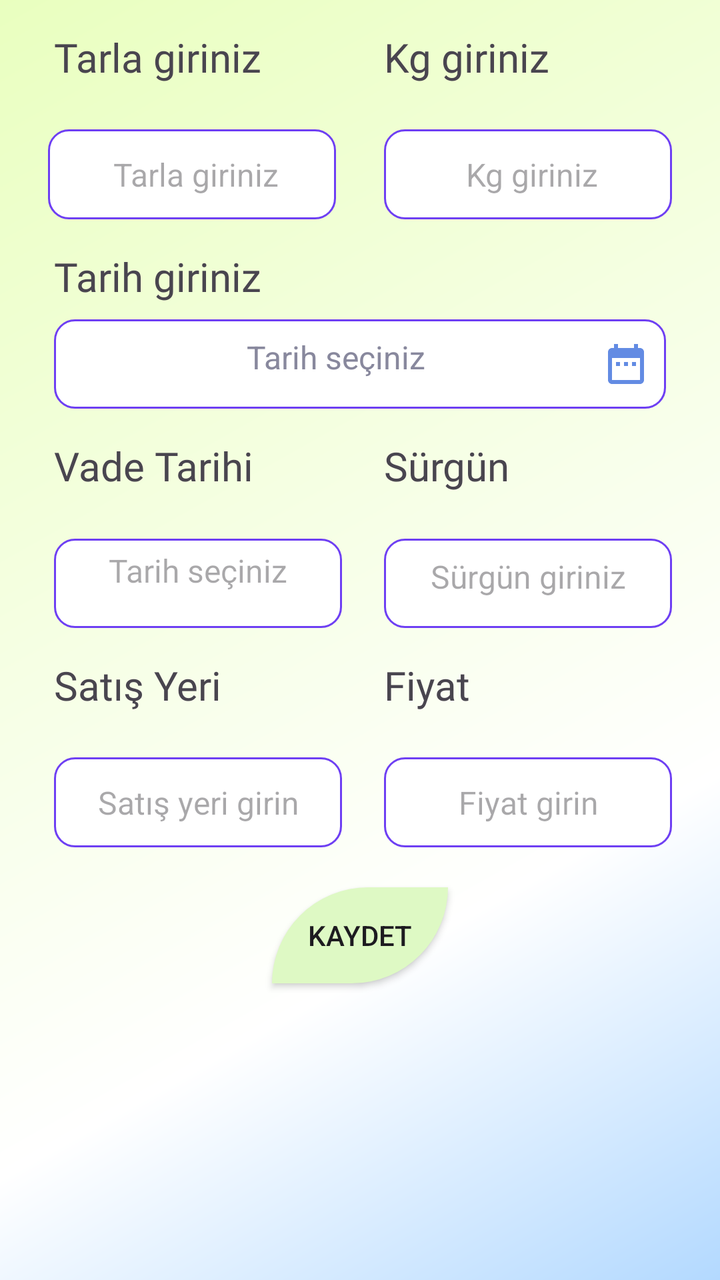
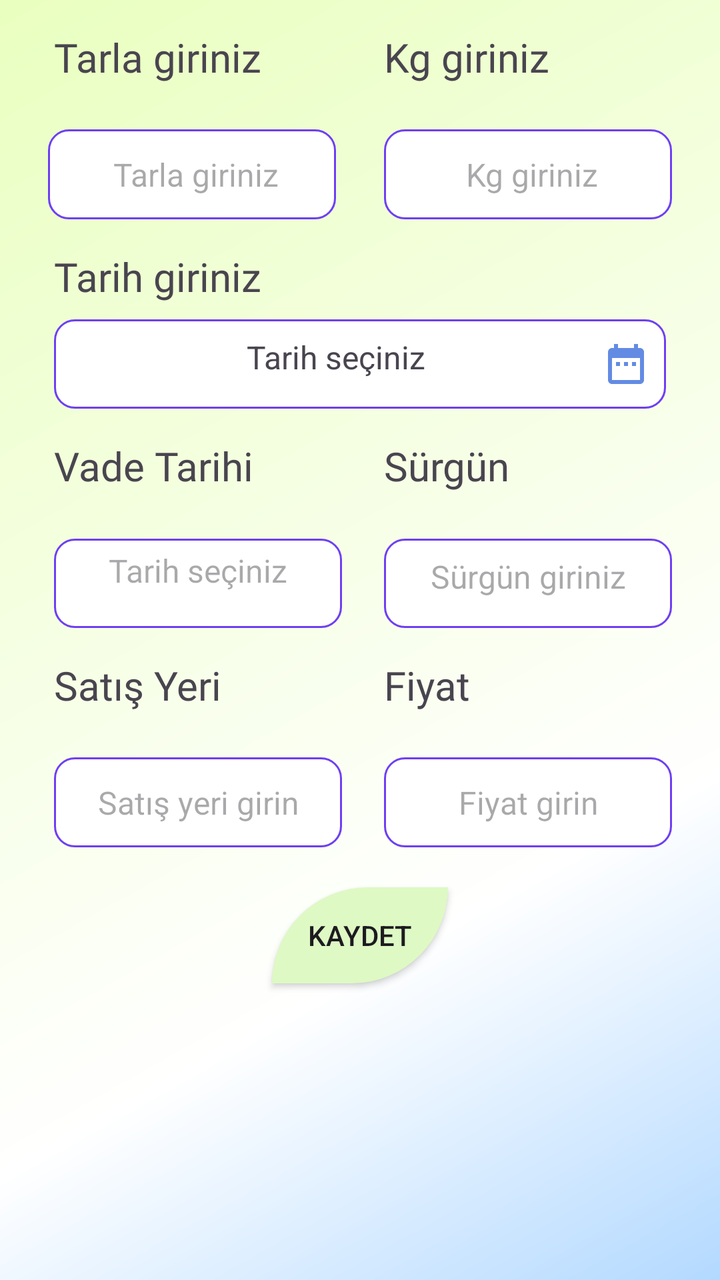

Screens rendered from an Android XML layout before and after an edit, with the pre-edit source and the edit as a unified diff.
<!-- AndroidManifest.xml: application theme Theme.DesignExample -->
<!-- res/layout/fragment_ozel.xml -->
<?xml version="1.0" encoding="utf-8"?>
<androidx.constraintlayout.widget.ConstraintLayout xmlns:android="http://schemas.android.com/apk/res/android"
    xmlns:app="http://schemas.android.com/apk/res-auto"
    xmlns:tools="http://schemas.android.com/tools"
    android:layout_width="match_parent"
    android:layout_height="match_parent"
    android:background="@drawable/card_view_gradient"
    tools:context=".design.new_design">

    <androidx.constraintlayout.widget.ConstraintLayout
        android:id="@+id/constraintLayout"
        android:layout_width="match_parent"
        android:layout_height="0dp"
        app:layout_constraintBottom_toBottomOf="parent"
        app:layout_constraintEnd_toEndOf="parent"
        app:layout_constraintStart_toStartOf="parent"
        app:layout_constraintTop_toTopOf="parent">

        <TextView
            android:id="@+id/TarlaTextView"
            android:layout_width="0dp"
            android:layout_height="0dp"
            android:layout_marginTop="15dp"
            android:fontFamily="@font/plus_jakarta_sans"
            android:text="Tarla giriniz"
            android:textSize="20sp"
            app:layout_constraintHeight_percent="0.07"
            app:layout_constraintStart_toStartOf="@+id/TarihTextView"
            app:layout_constraintTop_toTopOf="parent"
            app:layout_constraintWidth_percent="0.4" />

        <TextView
            android:id="@+id/KgTextView"
            android:layout_width="0dp"
            android:layout_height="0dp"
            android:fontFamily="@font/plus_jakarta_sans"
            android:text="Kg giriniz"
            android:textSize="20sp"
            app:layout_constraintHeight_percent="0.07"
            app:layout_constraintStart_toStartOf="@+id/KgEditText"
            app:layout_constraintTop_toTopOf="@+id/TarlaTextView"
            app:layout_constraintWidth_percent="0.4" />

        <AutoCompleteTextView
            android:id="@+id/TarlaEditText"
            android:layout_width="0dp"
            android:layout_height="0dp"
            android:layout_marginTop="5dp"
            android:background="@drawable/edit_text_custom"
            android:hint=" Tarla giriniz"
            android:textAlignment="center"
            android:textSize="16sp"
            app:layout_constraintEnd_toStartOf="@+id/KgEditText"
            app:layout_constraintHeight_percent="0.07"
            app:layout_constraintHorizontal_bias="0.5"
            app:layout_constraintStart_toStartOf="parent"
            app:layout_constraintTop_toBottomOf="@+id/TarlaTextView"
            app:layout_constraintWidth_percent="0.4" />

        <EditText
            android:id="@+id/KgEditText"
            android:layout_width="0dp"
            android:layout_height="0dp"
            android:layout_marginTop="5dp"
            android:background="@drawable/edit_text_custom"
            android:ems="10"
            android:hint=" Kg giriniz"
            android:inputType="number|numberDecimal"
            android:textAlignment="center"
            android:textSize="16sp"
            app:layout_constraintEnd_toEndOf="parent"
            app:layout_constraintHeight_percent="0.07"
            app:layout_constraintHorizontal_bias="0.5"
            app:layout_constraintStart_toEndOf="@+id/TarlaEditText"
            app:layout_constraintTop_toBottomOf="@+id/KgTextView"
            app:layout_constraintWidth_percent="0.4" />

        <TextView
            android:id="@+id/TarihEditText"
            android:layout_width="0dp"
            android:layout_height="0dp"
            android:layout_marginTop="8dp"
            android:background="@drawable/edit_text_custom"
            android:drawableEnd="@drawable/takvim_icon"
            android:text="Tarih seçiniz"
            android:textColor="@color/gray"
            android:padding="8dp"
            android:textAlignment="center"
            android:textSize="16sp"
            app:layout_constraintEnd_toEndOf="parent"
            app:layout_constraintHeight_percent="0.07"
            app:layout_constraintHorizontal_bias="0.5"
            app:layout_constraintStart_toStartOf="parent"
            app:layout_constraintTop_toBottomOf="@+id/TarihTextView"
            app:layout_constraintWidth_percent="0.85" />

        <TextView
            android:id="@+id/TarihTextView"
            android:layout_width="wrap_content"
            android:layout_height="wrap_content"
            android:layout_marginTop="15dp"
            android:fontFamily="@font/plus_jakarta_sans"
            android:text="Tarih giriniz"
            android:textSize="20sp"
            app:layout_constraintStart_toStartOf="@+id/TarihEditText"
            app:layout_constraintTop_toBottomOf="@+id/TarlaEditText" />

        <TextView
            android:id="@+id/VadeTarihiTextView"
            android:layout_width="0dp"
            android:layout_height="0dp"
            android:layout_marginTop="15dp"
            android:fontFamily="@font/plus_jakarta_sans"
            android:text="Vade Tarihi"
            android:textSize="20sp"
            app:layout_constraintHeight_percent="0.07"
            app:layout_constraintStart_toStartOf="@+id/TarihEditText"
            app:layout_constraintTop_toBottomOf="@+id/TarihEditText"
            app:layout_constraintWidth_percent="0.4" />

        <TextView
            android:id="@+id/VadeTarihiEditOzel"
            android:layout_width="0dp"
            android:layout_height="0dp"
            android:layout_marginTop="5dp"
            android:background="@drawable/edit_text_custom"
            android:fontFamily="@font/plus_jakarta_sans"
            android:hint="Tarih seçiniz"
            android:padding="5dp"
            android:textAlignment="center"
            android:textSize="16sp"
            app:layout_constraintHeight_percent="0.07"
            app:layout_constraintStart_toStartOf="@+id/VadeTarihiTextView"
            app:layout_constraintTop_toBottomOf="@+id/VadeTarihiTextView"
            app:layout_constraintWidth_percent="0.4" />

        <TextView
            android:id="@+id/YılTextView"
            android:layout_width="0dp"
            android:layout_height="0dp"
            android:fontFamily="@font/plus_jakarta_sans"
            android:text="Sürgün"
            android:textSize="20sp"
            app:layout_constraintHeight_percent="0.07"
            app:layout_constraintStart_toStartOf="@+id/KgEditText"
            app:layout_constraintTop_toTopOf="@+id/VadeTarihiTextView"
            app:layout_constraintWidth_percent="0.4" />

        <TextView
            android:id="@+id/SurumEditText"
            android:layout_width="0dp"
            android:layout_height="0dp"
            android:layout_marginTop="5dp"
            android:background="@drawable/edit_text_custom"
            android:ems="10"
            android:hint="Sürgün giriniz"
            android:inputType="text"
            android:padding="8dp"
            android:textAlignment="center"
            android:textSize="16sp"
            app:layout_constraintHeight_percent="0.07"
            app:layout_constraintStart_toStartOf="@+id/YılTextView"
            app:layout_constraintTop_toBottomOf="@+id/YılTextView"
            app:layout_constraintWidth_percent="0.4" />

        <TextView
            android:id="@+id/SatisYeriTextView"
            android:layout_width="0dp"
            android:layout_height="0dp"
            android:layout_marginTop="15dp"
            android:fontFamily="@font/plus_jakarta_sans"
            android:text="Satış Yeri"
            android:textSize="20sp"
            app:layout_constraintHeight_percent="0.07"
            app:layout_constraintStart_toStartOf="@+id/VadeTarihiEditOzel"
            app:layout_constraintTop_toBottomOf="@+id/VadeTarihiEditOzel"
            app:layout_constraintWidth_percent="0.4" />

        <AutoCompleteTextView
            android:id="@+id/OzelSatisYeriEditText"
            android:layout_width="0dp"
            android:layout_height="0dp"
            android:layout_marginTop="5dp"
            android:background="@drawable/edit_text_custom"
            android:hint="Satış yeri girin"
            android:padding="8dp"
            android:textAlignment="center"
            android:textSize="16sp"
            app:layout_constraintHeight_percent="0.07"
            app:layout_constraintStart_toStartOf="@+id/SatisYeriTextView"
            app:layout_constraintTop_toBottomOf="@+id/SatisYeriTextView"
            app:layout_constraintWidth_percent="0.4" />

        <TextView
            android:id="@+id/FiyatTextView"
            android:layout_width="0dp"
            android:layout_height="0dp"
            android:layout_marginTop="15dp"
            android:fontFamily="@font/plus_jakarta_sans"
            android:text="Fiyat"
            android:textSize="20sp"
            app:layout_constraintHeight_percent="0.07"
            app:layout_constraintStart_toStartOf="@+id/SurumEditText"
            app:layout_constraintTop_toBottomOf="@+id/SurumEditText"
            app:layout_constraintWidth_percent="0.4" />

        <EditText
            android:id="@+id/FiyatEdit"
            android:layout_width="0dp"
            android:layout_height="0dp"
            android:layout_marginTop="5dp"
            android:background="@drawable/edit_text_custom"
            android:fontFamily="@font/plus_jakarta_sans"
            android:hint="Fiyat girin"
            android:inputType="number|numberDecimal"
            android:padding="8dp"
            android:textAlignment="center"
            android:textSize="16sp"
            app:layout_constraintHeight_percent="0.07"
            app:layout_constraintStart_toStartOf="@+id/FiyatTextView"
            app:layout_constraintTop_toBottomOf="@+id/FiyatTextView"
            app:layout_constraintWidth_percent="0.4" />

        <androidx.appcompat.widget.AppCompatButton
            android:id="@+id/KaydetOzelButton"
            android:layout_width="wrap_content"
            android:layout_height="wrap_content"
            android:layout_marginTop="20dp"
            android:text="Kaydet"
            android:background="@drawable/custom_button_design"
            app:layout_constraintEnd_toEndOf="parent"
            app:layout_constraintHorizontal_bias="0.5"
            app:layout_constraintStart_toStartOf="parent"
            app:layout_constraintTop_toBottomOf="@+id/OzelSatisYeriEditText" />
    </androidx.constraintlayout.widget.ConstraintLayout>
</androidx.constraintlayout.widget.ConstraintLayout>
<!-- resources referenced by this layout -->
<resources>
  <color name="gray">#88889D</color>
  <!-- drawable card_view_gradient (drawable) -->
  <?xml version="1.0" encoding="utf-8"?>
  <shape xmlns:android="http://schemas.android.com/apk/res/android"
      android:shape="rectangle">
  
      <gradient
          android:startColor="#B3D9FF"
          android:centerColor="#FFFFFF"
          android:endColor="#E9FFBF"
          android:gradientRadius="0dp"
          android:angle="135"
          android:type="linear"
          android:centerX="0.5"
          android:centerY="0.3" />
  
  
  
  
  </shape>
  <!-- drawable custom_button_design (drawable) -->
  <?xml version="1.0" encoding="utf-8"?>
  <shape xmlns:android="http://schemas.android.com/apk/res/android"
          android:shape="rectangle">
  
      <solid android:color="#DEF9C4"/>
      <corners android:topLeftRadius="100dp" android:bottomRightRadius="100dp"/>
  
  </shape>
  <!-- drawable edit_text_custom (drawable) -->
  <?xml version="1.0" encoding="utf-8"?>
  <selector xmlns:android="http://schemas.android.com/apk/res/android">
  
      
      <item android:state_enabled="true" android:state_focused="true">
          <shape android:shape="rectangle">
              <solid android:color="@android:color/white" />
              <corners android:radius="12dp" />
              <stroke android:width="2dp" android:color="#EDF1F3" />
          </shape>
  
      </item>
  
      
      <item android:state_enabled="true">
          <shape android:shape="rectangle">
              <solid android:color="@android:color/white" />
              <corners android:radius="10dp" />
              <stroke android:width="1dp" android:color="#6E3FF3" />
          </shape>
      </item>
  
  
  </selector>
  <!-- drawable takvim_icon (drawable) -->
  <vector xmlns:android="http://schemas.android.com/apk/res/android" android:height="24dp" android:tint="#638BE3" android:viewportHeight="24" android:viewportWidth="24" android:width="24dp">
        
      <path android:fillColor="@android:color/white" android:pathData="M9,11L7,11v2h2v-2zM13,11h-2v2h2v-2zM17,11h-2v2h2v-2zM19,4h-1L18,2h-2v2L8,4L8,2L6,2v2L5,4c-1.11,0 -1.99,0.9 -1.99,2L3,20c0,1.1 0.89,2 2,2h14c1.1,0 2,-0.9 2,-2L21,6c0,-1.1 -0.9,-2 -2,-2zM19,20L5,20L5,9h14v11z"/>
      
  </vector>
  <style name="Theme.DesignExample" parent="Base.Theme.DesignExample" />
  <style name="Base.Theme.DesignExample" parent="Theme.Material3.DayNight.NoActionBar">
          
          
          <item name="android:statusBarColor">@color/black</item>
      </style>
  <color name="black">#FF000000</color>
</resources>

<!-- the commit's change to res/layout/fragment_ozel.xml (unified diff, before → after) -->
@@ -83,7 +83,6 @@
             android:background="@drawable/edit_text_custom"
             android:drawableEnd="@drawable/takvim_icon"
             android:text="Tarih seçiniz"
-            android:textColor="@color/gray"
             android:padding="8dp"
             android:textAlignment="center"
             android:textSize="16sp"
<!-- resource entries referenced after the edit -->
@@ -1,6 +1,5 @@
 <!-- resources referenced by this layout -->
 <resources>
-  <color name="gray">#88889D</color>
   <!-- drawable card_view_gradient (drawable) -->
   <?xml version="1.0" encoding="utf-8"?>
   <shape xmlns:android="http://schemas.android.com/apk/res/android"
